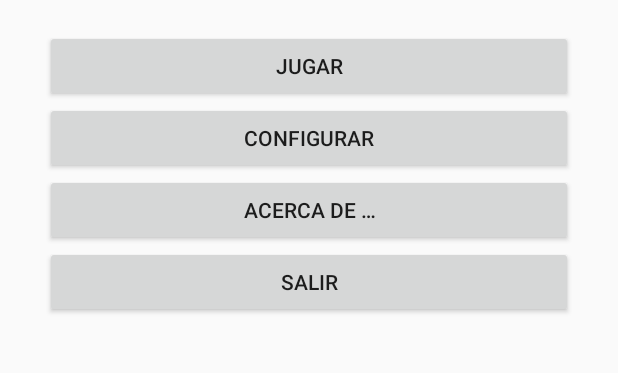
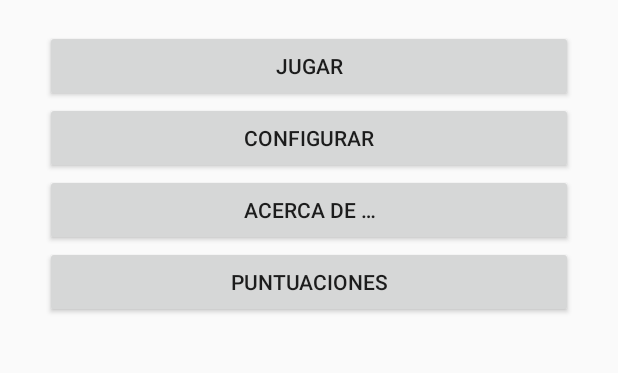
Before and after one commit to Fran250581/Asteroides, an Android app: the screen it shows after launch (MainActivity), on a phone screen of 412 x 824 dp, the part 527-900 px from its top. Run offline under Robolectric (Android 15) with nearby library versions, the phone set to English and light mode, and no system bars.

Commit message:
Commit 8 - Añadiendo una lista de puntuaciones.

```diff
--- /dev/null
+++ b/app/src/main/java/com/example/fran/asteroides/AlmacenPuntuaciones.java
@@ -0,0 +1,10 @@
+package com.example.fran.asteroides;
+
+import java.util.Vector;
+
+public interface AlmacenPuntuaciones {
+
+    public void guardarPuntuacion(int puntos,String nombre,long fecha);
+    public Vector<String> listaPuntuaciones(int cantidad);
+
+}
--- /dev/null
+++ b/app/src/main/java/com/example/fran/asteroides/AlmacenPuntuacionesArray.java
@@ -0,0 +1,40 @@
+package com.example.fran.asteroides;
+
+import java.util.Vector;
+
+public class AlmacenPuntuacionesArray implements AlmacenPuntuaciones  {
+
+    private static Vector<String> puntuaciones;
+    private static AlmacenPuntuacionesArray instancia = null;
+
+    @Override
+    public void guardarPuntuacion(int puntos, String nombre, long fecha) {
+        puntuaciones.add(0, puntos + " "+ nombre);
+    }
+
+    @Override
+    public Vector<String> listaPuntuaciones(int cantidad) {
+        return  puntuaciones;
+    }
+
+    // Costructor privado para patrón singleton
+    private AlmacenPuntuacionesArray() {
+    }
+
+    // Contrucción singleton
+    public static AlmacenPuntuacionesArray getInstance() {
+        if (instancia == null) {
+            synchronized (AlmacenPuntuacionesArray.class) {
+                if (instancia == null) {
+                    instancia = new AlmacenPuntuacionesArray();
+                    puntuaciones= new Vector<>();
+                    // De momento añadimos unos datos de prueba
+                    puntuaciones.add("123000 Pepe Domínguez");
+                    puntuaciones.add("111000 Pedro Martínez");
+                    puntuaciones.add("011000 Lola Pérez");
+                }
+            }
+        }
+        return instancia;
+    }
+}
--- a/app/src/main/java/com/example/fran/asteroides/MainActivity.java
+++ b/app/src/main/java/com/example/fran/asteroides/MainActivity.java
@@ -12,6 +12,8 @@ import android.widget.Button;
 import android.widget.Toast;
 
 public class MainActivity extends AppCompatActivity implements View.OnClickListener {
+
+    private static AlmacenPuntuaciones almacen = AlmacenPuntuacionesArray.getInstance();
 
     @Override
     protected void onCreate(Bundle savedInstanceState) {
--- a/app/src/main/res/layout-land/activity_main.xml
+++ b/app/src/main/res/layout-land/activity_main.xml
@@ -45,11 +45,10 @@
                 android:text="@string/Acercade" />
 
             <Button
-                android:id="@+id/botonSalir"
+                android:id="@+id/botonPuntuaciones"
                 android:layout_width="match_parent"
                 android:layout_height="wrap_content"
-                android:text="@string/Salir"
-                android:onClick="salir"/>
+                android:text="@string/puntuaciones" />
         </TableRow>
     </TableLayout>
 
--- a/app/src/main/res/layout-sw600dp-land/activity_main.xml
+++ b/app/src/main/res/layout-sw600dp-land/activity_main.xml
@@ -45,11 +45,10 @@
                 android:text="@string/Acercade" />
 
             <Button
-                android:id="@+id/botonSalir"
+                android:id="@+id/botonPuntuaciones"
                 android:layout_width="match_parent"
                 android:layout_height="wrap_content"
-                android:text="@string/Salir"
-                android:onClick="salir"/>
+                android:text="@string/puntuaciones"/>
         </TableRow>
     </TableLayout>
 
--- a/app/src/main/res/layout-sw600dp/activity_main.xml
+++ b/app/src/main/res/layout-sw600dp/activity_main.xml
@@ -45,11 +45,10 @@
                 android:text="@string/Acercade" />
 
             <Button
-                android:id="@+id/botonSalir"
+                android:id="@+id/botonPuntuaciones"
                 android:layout_width="match_parent"
                 android:layout_height="wrap_content"
-                android:text="@string/Salir"
-                android:onClick="salir"/>
+                android:text="@string/puntuaciones"/>
         </TableRow>
     </TableLayout>
 
--- a/app/src/main/res/layout/activity_main.xml
+++ b/app/src/main/res/layout/activity_main.xml
@@ -32,10 +32,9 @@
         android:layout_width="match_parent"
         android:text="@string/Acercade"/>
     <Button
-        android:id="@+id/botonSalir"
+        android:id="@+id/botonPuntuaciones"
         android:layout_height="wrap_content"
         android:layout_width="match_parent"
-        android:text="@string/Salir"
-        android:onClick="salir"/>
+        android:text="@string/puntuaciones"/>
 
 </LinearLayout>
--- a/app/src/main/res/values/strings.xml
+++ b/app/src/main/res/values/strings.xml
@@ -5,6 +5,7 @@
     <string name="Jugar">JUGAR</string>
     <string name="Configurar">CONFIGURAR</string>
     <string name="Acercade">ACERCA DE …</string>
+    <string name="puntuaciones">PUNTUACIONES</string>
     <string name="Salir">SALIR</string>
 
     <!-- Tecla menú. -->
```
Also changed, not shown: 2 other files.
